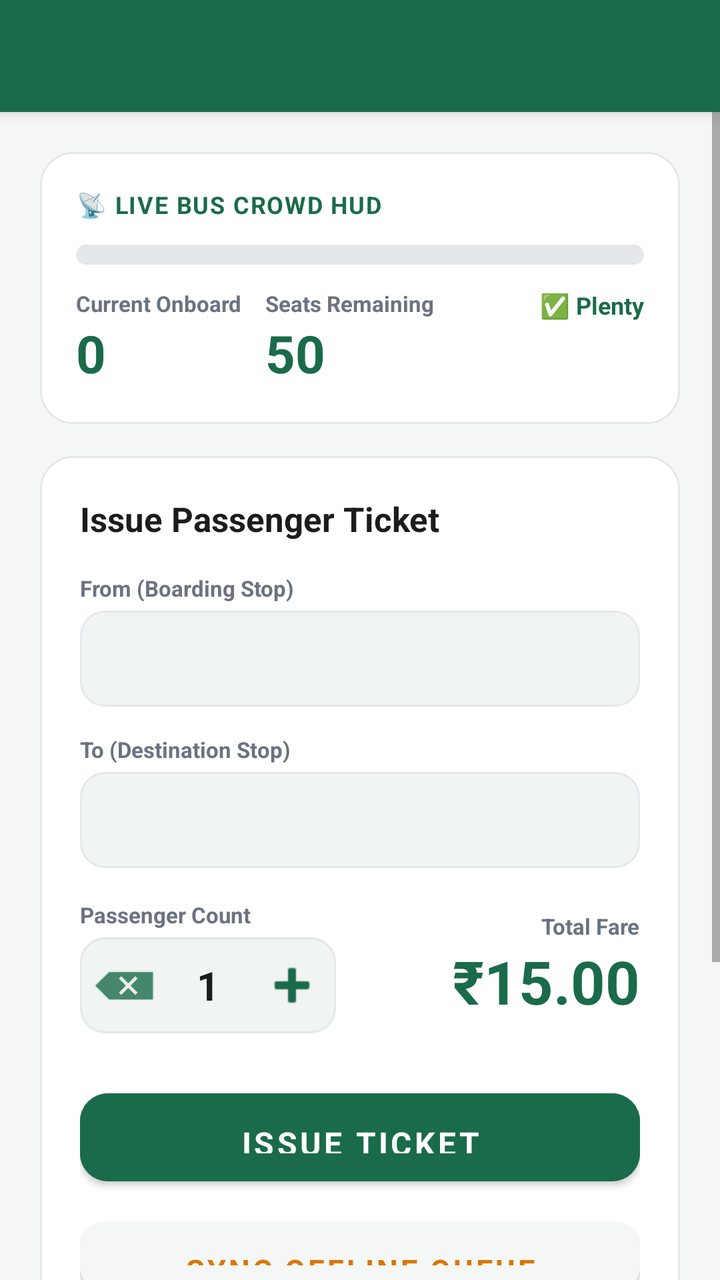
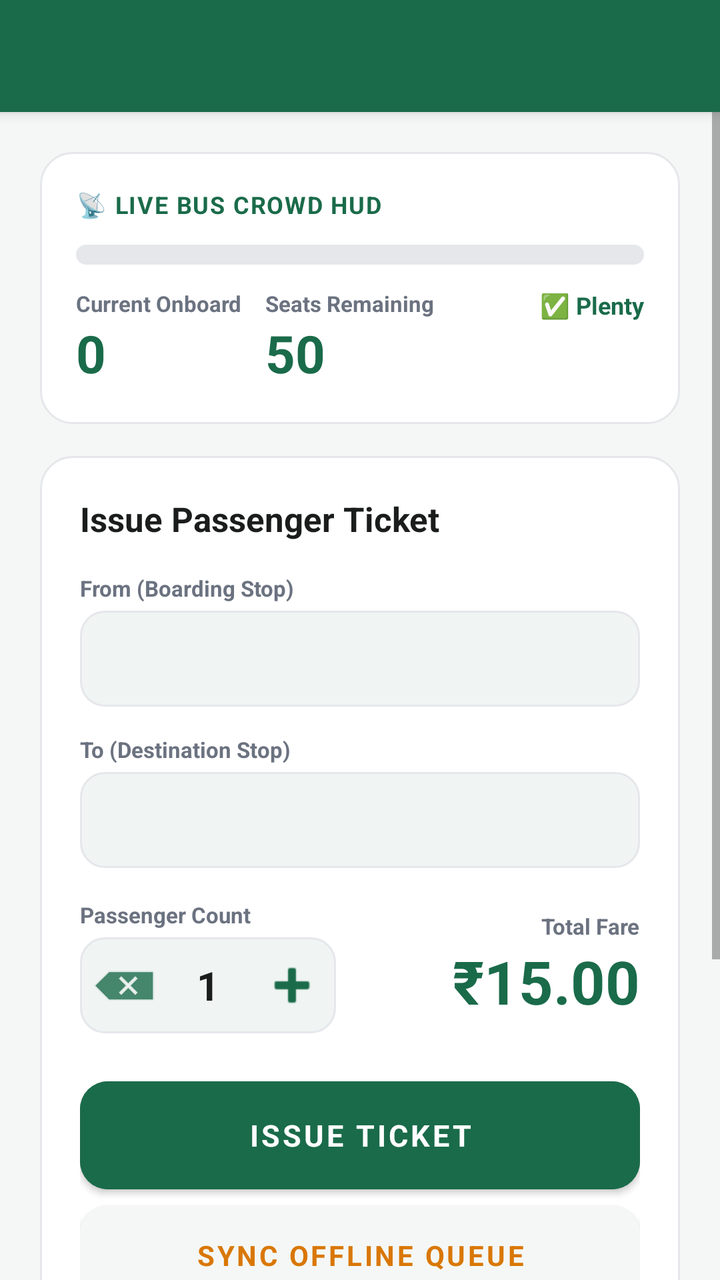

Before-and-after screenshots of an Android layout around one commit, followed by the original layout XML and the change that was made.
<!-- AndroidManifest.xml: application theme Theme.BusCrowd -->
<!-- res/layout/activity_conductor.xml -->
<?xml version="1.0" encoding="utf-8"?>
<LinearLayout xmlns:android="http://schemas.android.com/apk/res/android"
    android:layout_width="match_parent"
    android:layout_height="match_parent"
    android:orientation="vertical"
    android:background="@color/bg_light">

    <androidx.appcompat.widget.Toolbar
        android:id="@+id/toolbar"
        android:layout_width="match_parent"
        android:layout_height="?attr/actionBarSize"
        android:background="@color/brand_primary"
        style="@style/Widget.BusCrowd.Toolbar" />

    
    <TextView
        android:id="@+id/tv_offline_banner"
        android:layout_width="match_parent"
        android:layout_height="wrap_content"
        android:background="@color/crowd_few_bg"
        android:textColor="@color/crowd_few"
        android:textStyle="bold"
        android:textSize="13sp"
        android:padding="12dp"
        android:gravity="center"
        android:visibility="gone" />

    <ScrollView
        android:layout_width="match_parent"
        android:layout_height="match_parent"
        android:fillViewport="true"
        android:clipToPadding="false"
        android:paddingBottom="80dp">

        <LinearLayout
            android:layout_width="match_parent"
            android:layout_height="wrap_content"
            android:orientation="vertical"
            android:padding="20dp"
            android:clipToPadding="false"
            android:paddingBottom="100dp">

            
            <LinearLayout
                android:layout_width="match_parent"
                android:layout_height="wrap_content"
                android:orientation="vertical"
                android:background="@drawable/bg_card"
                android:padding="18dp">

                <TextView
                    android:layout_width="wrap_content"
                    android:layout_height="wrap_content"
                    android:text="📡 LIVE BUS CROWD HUD"
                    android:textSize="12sp"
                    android:textStyle="bold"
                    android:textColor="@color/brand_primary"
                    android:letterSpacing="0.05" />

                <ProgressBar
                    android:id="@+id/pb_conductor_crowd"
                    android:layout_width="match_parent"
                    android:layout_height="10dp"
                    android:layout_marginTop="12dp"
                    android:max="100"
                    android:progress="0"
                    android:progressDrawable="@drawable/crowd_meter_progress"
                    style="?android:attr/progressBarStyleHorizontal" />

                <LinearLayout
                    android:layout_width="match_parent"
                    android:layout_height="wrap_content"
                    android:orientation="horizontal"
                    android:layout_marginTop="12dp">

                    <LinearLayout
                        android:layout_width="0dp"
                        android:layout_height="wrap_content"
                        android:layout_weight="1"
                        android:orientation="vertical">

                        <TextView
                            android:layout_width="wrap_content"
                            android:layout_height="wrap_content"
                            android:text="Current Onboard"
                            style="@style/TextStyle.BusCrowd.Label" />

                        <TextView
                            android:id="@+id/tv_conductor_onboard"
                            android:layout_width="wrap_content"
                            android:layout_height="wrap_content"
                            android:text="0"
                            android:textSize="26sp"
                            android:textStyle="bold"
                            android:textColor="@color/brand_primary" />
                    </LinearLayout>

                    <LinearLayout
                        android:layout_width="0dp"
                        android:layout_height="wrap_content"
                        android:layout_weight="1"
                        android:orientation="vertical">

                        <TextView
                            android:layout_width="wrap_content"
                            android:layout_height="wrap_content"
                            android:text="Seats Remaining"
                            style="@style/TextStyle.BusCrowd.Label" />

                        <TextView
                            android:id="@+id/tv_conductor_seats_free"
                            android:layout_width="wrap_content"
                            android:layout_height="wrap_content"
                            android:text="50"
                            android:textSize="26sp"
                            android:textStyle="bold"
                            android:textColor="@color/crowd_plenty" />
                    </LinearLayout>

                    <TextView
                        android:id="@+id/tv_conductor_crowd_band"
                        android:layout_width="0dp"
                        android:layout_height="wrap_content"
                        android:layout_weight="1"
                        android:text="✅ Plenty"
                        android:textSize="12sp"
                        android:textStyle="bold"
                        android:textColor="@color/crowd_plenty"
                        android:gravity="end" />
                </LinearLayout>
            </LinearLayout>

            
            <LinearLayout
                android:layout_width="match_parent"
                android:layout_height="wrap_content"
                android:orientation="vertical"
                android:background="@drawable/bg_card"
                android:padding="20dp"
                android:layout_marginTop="16dp">

                <TextView
                    android:layout_width="wrap_content"
                    android:layout_height="wrap_content"
                    android:text="Issue Passenger Ticket"
                    android:textSize="17sp"
                    android:textStyle="bold"
                    android:textColor="@color/text_primary" />

                
                <TextView
                    android:layout_width="wrap_content"
                    android:layout_height="wrap_content"
                    android:text="@string/from_stop"
                    style="@style/TextStyle.BusCrowd.Label"
                    android:layout_marginTop="16dp" />

                <Spinner
                    android:id="@+id/spinner_boarding"
                    android:layout_width="match_parent"
                    android:layout_height="48dp"
                    android:background="@drawable/bg_input"
                    android:layout_marginTop="4dp"
                    android:paddingStart="12dp" />

                
                <TextView
                    android:layout_width="wrap_content"
                    android:layout_height="wrap_content"
                    android:text="@string/to_stop"
                    style="@style/TextStyle.BusCrowd.Label"
                    android:layout_marginTop="14dp" />

                <Spinner
                    android:id="@+id/spinner_dest"
                    android:layout_width="match_parent"
                    android:layout_height="48dp"
                    android:background="@drawable/bg_input"
                    android:layout_marginTop="4dp"
                    android:paddingStart="12dp" />

                
                <LinearLayout
                    android:layout_width="match_parent"
                    android:layout_height="wrap_content"
                    android:orientation="horizontal"
                    android:gravity="center_vertical"
                    android:layout_marginTop="16dp">

                    <LinearLayout
                        android:layout_width="0dp"
                        android:layout_height="wrap_content"
                        android:layout_weight="1"
                        android:orientation="vertical">

                        <TextView
                            android:layout_width="wrap_content"
                            android:layout_height="wrap_content"
                            android:text="@string/passenger_count"
                            style="@style/TextStyle.BusCrowd.Label" />

                        <LinearLayout
                            android:layout_width="wrap_content"
                            android:layout_height="48dp"
                            android:orientation="horizontal"
                            android:gravity="center_vertical"
                            android:background="@drawable/bg_input"
                            android:layout_marginTop="4dp">

                            <ImageButton
                                android:id="@+id/btn_minus"
                                android:layout_width="44dp"
                                android:layout_height="44dp"
                                android:src="@android:drawable/ic_input_delete"
                                android:background="?attr/selectableItemBackgroundBorderless"
                                android:tint="@color/brand_primary"
                                android:contentDescription="Decrease" />

                            <TextView
                                android:id="@+id/tv_passenger_count"
                                android:layout_width="40dp"
                                android:layout_height="wrap_content"
                                android:text="1"
                                android:textSize="20sp"
                                android:textStyle="bold"
                                android:textColor="@color/text_primary"
                                android:gravity="center" />

                            <ImageButton
                                android:id="@+id/btn_plus"
                                android:layout_width="44dp"
                                android:layout_height="44dp"
                                android:src="@android:drawable/ic_input_add"
                                android:background="?attr/selectableItemBackgroundBorderless"
                                android:tint="@color/brand_primary"
                                android:contentDescription="Increase" />
                        </LinearLayout>
                    </LinearLayout>

                    <LinearLayout
                        android:layout_width="wrap_content"
                        android:layout_height="wrap_content"
                        android:orientation="vertical"
                        android:gravity="end"
                        android:layout_marginStart="20dp">

                        <TextView
                            android:layout_width="wrap_content"
                            android:layout_height="wrap_content"
                            android:text="@string/total_fare"
                            style="@style/TextStyle.BusCrowd.Label" />

                        <TextView
                            android:id="@+id/tv_conductor_fare"
                            android:layout_width="wrap_content"
                            android:layout_height="wrap_content"
                            android:text="₹15.00"
                            android:textSize="30sp"
                            android:textStyle="bold"
                            android:textColor="@color/brand_primary" />
                    </LinearLayout>
                </LinearLayout>

                
                <Button
                    android:id="@+id/btn_issue_ticket"
                    android:layout_width="match_parent"
                    android:layout_height="56dp"
                    android:text="ISSUE TICKET"
                    android:textSize="16sp"
                    android:layout_marginTop="24dp" />

                
                <Button
                    android:id="@+id/btn_sync_offline"
                    android:layout_width="match_parent"
                    android:layout_height="48dp"
                    android:text="Sync Offline Queue"
                    android:backgroundTint="@color/bg_light"
                    android:textColor="@color/crowd_few"
                    android:layout_marginTop="8dp" />

                
                <Button
                    android:id="@+id/btn_reset_trip"
                    android:layout_width="match_parent"
                    android:layout_height="48dp"
                    android:text="🔄 RESET BUS FOR NEW TRIP (0 ONBOARD)"
                    android:backgroundTint="#FFF0F0"
                    android:textColor="@color/crowd_full"
                    android:layout_marginTop="8dp" />

            </LinearLayout>
        </LinearLayout>
    </ScrollView>
</LinearLayout>
<!-- resources referenced by this layout -->
<resources>
  <color name="bg_light">#F5F7F6</color>
  <color name="brand_primary">#1A6B4A</color>
  <color name="crowd_few">#D97706</color>
  <color name="crowd_few_bg">#FEF3C7</color>
  <color name="crowd_full">#DC2626</color>
  <color name="crowd_plenty">#1A6B4A</color>
  <color name="text_primary">#1A1D1C</color>
  <!-- drawable bg_card (drawable) -->
  <?xml version="1.0" encoding="utf-8"?>
  <shape xmlns:android="http://schemas.android.com/apk/res/android"
      android:shape="rectangle">
      <solid android:color="@color/bg_white" />
      <corners android:radius="16dp" />
      <stroke android:width="1dp" android:color="@color/border_light" />
  </shape>
  <!-- drawable bg_input (drawable) -->
  <?xml version="1.0" encoding="utf-8"?>
  <shape xmlns:android="http://schemas.android.com/apk/res/android"
      android:shape="rectangle">
      <solid android:color="#F0F4F3" />
      <corners android:radius="12dp" />
      <stroke android:width="1dp" android:color="@color/border_light" />
  </shape>
  <string name="from_stop">From (Boarding Stop)</string>
  <string name="passenger_count">Passenger Count</string>
  <string name="to_stop">To (Destination Stop)</string>
  <string name="total_fare">Total Fare</string>
  <style name="TextStyle.BusCrowd.Label">
          <item name="android:textSize">11sp</item>
          <item name="android:textStyle">bold</item>
          <item name="android:textColor">@color/text_secondary</item>
          <item name="android:textAllCaps">false</item>
      </style>
  <style name="Widget.BusCrowd.Toolbar" parent="Widget.MaterialComponents.Toolbar.Primary">
          <item name="android:background">@color/brand_primary</item>
          <item name="titleTextColor">@color/text_white</item>
          <item name="subtitleTextColor">#B2DFCF</item>
      </style>
  <style name="Theme.BusCrowd" parent="Theme.MaterialComponents.Light.NoActionBar">
          <item name="colorPrimary">@color/brand_primary</item>
          <item name="colorPrimaryDark">@color/brand_primary_dark</item>
          <item name="colorAccent">@color/brand_primary</item>
          <item name="android:windowBackground">@color/bg_light</item>
          <item name="android:statusBarColor">@color/brand_primary</item>
          <item name="android:navigationBarColor">@color/bg_white</item>
          <item name="android:fontFamily">sans-serif</item>
  
          
          <item name="materialButtonStyle">@style/Widget.BusCrowd.Button</item>
      </style>
  <color name="bg_white">#FFFFFF</color>
  <color name="border_light">#E5E7EB</color>
  <color name="text_secondary">#6B7280</color>
  <color name="text_white">#FFFFFF</color>
  <color name="brand_primary_dark">#124A33</color>
  <style name="Widget.BusCrowd.Button" parent="Widget.MaterialComponents.Button">
          <item name="android:backgroundTint">@color/brand_primary</item>
          <item name="android:textColor">@color/text_white</item>
          <item name="android:textSize">15sp</item>
          <item name="android:textStyle">bold</item>
          <item name="cornerRadius">14dp</item>
          <item name="android:paddingTop">14dp</item>
          <item name="android:paddingBottom">14dp</item>
      </style>
  <!-- unchanged entries left out for length: 1 -->
</resources>

<!-- the commit's change to res/layout/activity_conductor.xml (unified diff, before → after) -->
@@ -265,16 +265,18 @@
                 <Button
                     android:id="@+id/btn_issue_ticket"
                     android:layout_width="match_parent"
-                    android:layout_height="56dp"
+                    android:layout_height="wrap_content"
+                    android:minHeight="54dp"
                     android:text="ISSUE TICKET"
-                    android:textSize="16sp"
+                    android:textSize="15sp"
                     android:layout_marginTop="24dp" />
 
                 
                 <Button
                     android:id="@+id/btn_sync_offline"
                     android:layout_width="match_parent"
-                    android:layout_height="48dp"
+                    android:layout_height="wrap_content"
+                    android:minHeight="50dp"
                     android:text="Sync Offline Queue"
                     android:backgroundTint="@color/bg_light"
                     android:textColor="@color/crowd_few"
@@ -284,7 +286,8 @@
                 <Button
                     android:id="@+id/btn_reset_trip"
                     android:layout_width="match_parent"
-                    android:layout_height="48dp"
+                    android:layout_height="wrap_content"
+                    android:minHeight="50dp"
                     android:text="🔄 RESET BUS FOR NEW TRIP (0 ONBOARD)"
                     android:backgroundTint="#FFF0F0"
                     android:textColor="@color/crowd_full"
<!-- resource entries referenced after the edit -->
@@ -58,11 +58,15 @@
   <style name="Widget.BusCrowd.Button" parent="Widget.MaterialComponents.Button">
           <item name="android:backgroundTint">@color/brand_primary</item>
           <item name="android:textColor">@color/text_white</item>
-          <item name="android:textSize">15sp</item>
+          <item name="android:textSize">14sp</item>
           <item name="android:textStyle">bold</item>
           <item name="cornerRadius">14dp</item>
-          <item name="android:paddingTop">14dp</item>
-          <item name="android:paddingBottom">14dp</item>
+          <item name="android:paddingTop">0dp</item>
+          <item name="android:paddingBottom">0dp</item>
+          <item name="android:paddingStart">12dp</item>
+          <item name="android:paddingEnd">12dp</item>
+          <item name="android:insetTop">0dp</item>
+          <item name="android:insetBottom">0dp</item>
       </style>
   <!-- unchanged entries left out for length: 1 -->
 </resources>
